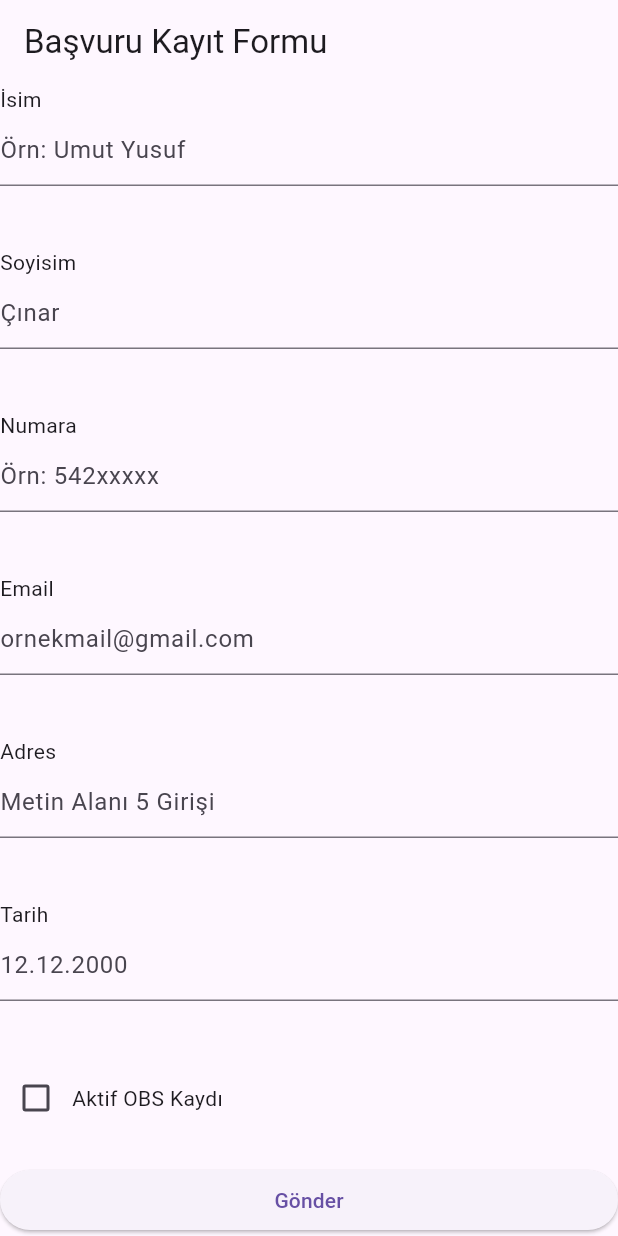
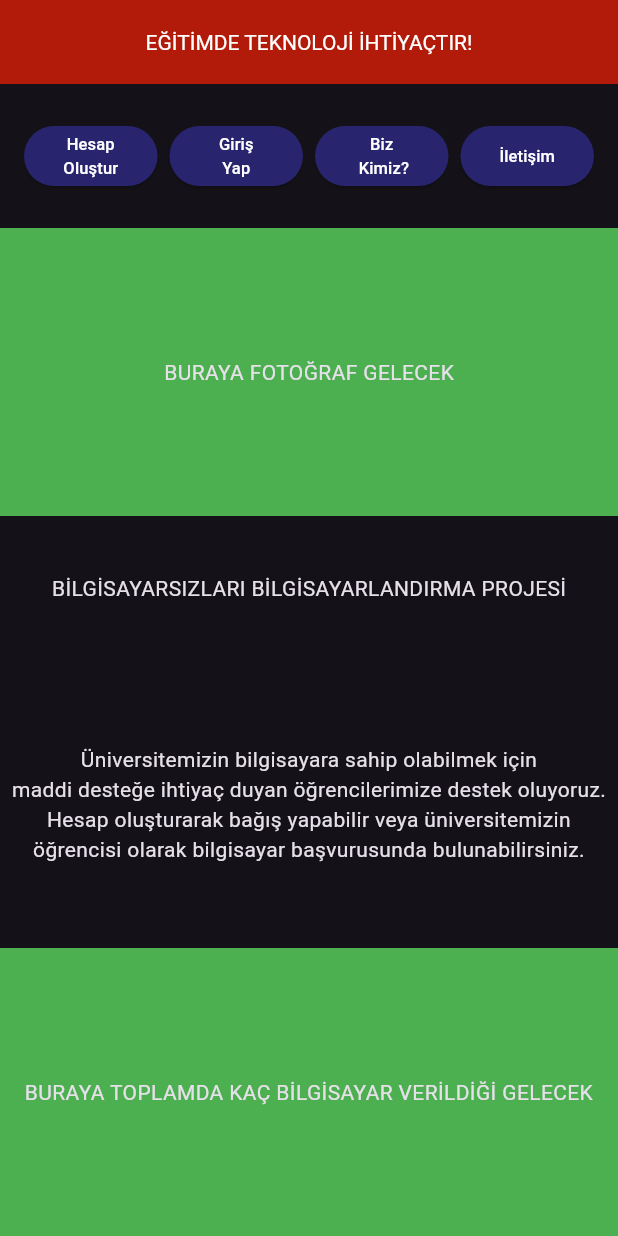
Before and after one commit to omerdgn/Tez, a Flutter app: the screen it shows after launch, on a phone screen of 412 x 824 dp. Run offline on Flutter 3.47's test engine with Material 3 defaults, Android fonts, the phone set to English and light mode, and no system bars; missing offline and left inert: postgres.

Commit message:
"home_page_view.dart" created
'home_page_view.dart" geliştirildi. Klasör ve sınıf yapısı düzenlendi. Proje için core, product ve product içerisinde language klasörleri oluşturuldu. Her bir sınıfın amacı sınıf içerisinde en üstte belirtildi.

```diff
--- a/BBP-Donation-App/bbp_project/lib/kayitform.dart
+++ b/BBP-Donation-App/bbp_project/lib/kayitform.dart
@@ -1,3 +1,6 @@
+//Bu class veri tabanını bağlamak için
+//Ömer ve Samet tarafından deneme amaçlı oluşturuldu
+
 import 'package:flutter/material.dart';
 import 'package:postgres/postgres.dart';
 
--- a/BBP-Donation-App/bbp_project/lib/main.dart
+++ b/BBP-Donation-App/bbp_project/lib/main.dart
@@ -1,4 +1,8 @@
+import 'package:bbp_project/product/home_page_view.dart';
+import 'package:bbp_project/product/application_registration_form_view.dart';
+import 'package:bbp_project/product/language/languages.dart';
 import 'package:flutter/material.dart';
+import 'package:flutter/services.dart';
 
 void main() {
   runApp(MyApp());
@@ -8,137 +12,21 @@ class MyApp extends StatelessWidget {
   @override
   Widget build(BuildContext context) {
     return MaterialApp(
-      title: 'Kayıt Formu',
-      home: Scaffold(
-        appBar: AppBar(
-          title: Text('Başvuru Kayıt Formu'),
-        ),
-        body: Column(
-          crossAxisAlignment: CrossAxisAlignment.stretch,
-          children: [
-            Expanded(
-              child: Column(
-                crossAxisAlignment: CrossAxisAlignment.stretch,
-                children: [
-                  Text("İsim"),
-                  Expanded(
-                    child: TextField(
-                      decoration: InputDecoration(
-                        hintText: 'Örn: Umut Yusuf',
-                      ),
-                    ),
-                  ),
-                ],
+      title: LanguageItems.mainTitle,
+      debugShowCheckedModeBanner: false,
+      theme: ThemeData.dark().copyWith(
+          appBarTheme: const AppBarTheme(
+              centerTitle: true,
+              backgroundColor: Color.fromRGBO(
+                  178, 27, 10, 1), //colorlar için bir class yapılacak
+              elevation: 0,
+              systemOverlayStyle: SystemUiOverlayStyle.light,
+              titleTextStyle: TextStyle(
+                color: Colors.white,
+                overflow: TextOverflow.clip,
               ),
-            ),
-            SizedBox(height: 20),
-            Expanded(
-              child: Column(
-                crossAxisAlignment: CrossAxisAlignment.stretch,
-                children: [
-                  Text("Soyisim"),
-                  Expanded(
-                    child: TextField(
-                      decoration: InputDecoration(
-                        hintText: 'Çınar',
-                      ),
-                    ),
-                  ),
-                ],
-              ),
-            ),
-            SizedBox(height: 20),
-            Expanded(
-              child: Column(
-                crossAxisAlignment: CrossAxisAlignment.stretch,
-                children: [
-                  Text("Numara"),
-                  Expanded(
-                    child: TextField(
-                      decoration: InputDecoration(
-                        hintText: 'Örn: 542xxxxx',
-                      ),
-                    ),
-                  ),
-                ],
-              ),
-            ),
-            SizedBox(height: 20),
-            Expanded(
-              child: Column(
-                crossAxisAlignment: CrossAxisAlignment.stretch,
-                children: [
-                  Text("Email"),
-                  Expanded(
-                    child: TextField(
-                      decoration: InputDecoration(
-                        hintText: 'ornekmail@gmail.com',
-                      ),
-                    ),
-                  ),
-                ],
-              ),
-            ),
-            SizedBox(height: 20),
-            Expanded(
-              child: Column(
-                crossAxisAlignment: CrossAxisAlignment.stretch,
-                children: [
-                  Text("Adres"),
-                  Expanded(
-                    child: TextField(
-                      decoration: InputDecoration(
-                        hintText: 'Metin Alanı 5 Girişi',
-                      ),
-                    ),
-                  ),
-                ],
-              ),
-            ),
-            SizedBox(height: 20),
-            Expanded(
-              child: Column(
-                crossAxisAlignment: CrossAxisAlignment.stretch,
-                children: [
-                  Text("Tarih"),
-                  Expanded(
-                    child: TextField(
-                      decoration: InputDecoration(
-                        hintText: '12.12.2000',
-                      ),
-                    ),
-                  ),
-                ],
-              ),
-            ),
-            SizedBox(height: 20),
-            Row(
-              children: [
-                StatefulBuilder(
-                  builder: (BuildContext context, StateSetter setState) {
-                    bool isChecked = false;
-
-                    return Checkbox(
-                      value: isChecked,
-                      onChanged: (bool? value) {
-                        setState(() {
-                          isChecked = value!;
-                        });
-                      },
-                    );
-                  },
-                ),
-                Text("Aktif OBS Kaydı"),
-              ],
-            ),
-            SizedBox(height: 20),
-            ElevatedButton(
-              onPressed: () {}, // Boş callback metodu
-              child: Text('Gönder'),
-            ),
-          ],
-        ),
-      ),
+              toolbarTextStyle: TextStyle(color: Colors.white))),
+      home: const HomePageView(),
     );
   }
 }
--- /dev/null
+++ b/BBP-Donation-App/bbp_project/lib/product/application_registration_form_view.dart
@@ -0,0 +1,141 @@
+//Bu class başvuru kayıt formu sayfasını ekrana çizdirmek için oluşturuldu
+
+import 'package:flutter/material.dart';
+
+class BasvuruKayitFormu extends StatelessWidget {
+  const BasvuruKayitFormu({super.key});
+
+  @override
+  Widget build(BuildContext context) {
+    return Scaffold(
+      appBar: AppBar(
+        title: Text('Başvuru Kayıt Formu'),
+      ),
+      body: Column(
+        crossAxisAlignment: CrossAxisAlignment.stretch,
+        children: [
+          const Expanded(
+            child: Column(
+              crossAxisAlignment: CrossAxisAlignment.stretch,
+              children: [
+                Text("İsim"),
+                Expanded(
+                  child: TextField(
+                    decoration: InputDecoration(
+                      hintText: 'Örn: Umut Yusuf',
+                    ),
+                  ),
+                ),
+              ],
+            ),
+          ),
+          SizedBox(height: 20),
+          const Expanded(
+            child: Column(
+              crossAxisAlignment: CrossAxisAlignment.stretch,
+              children: [
+                Text("Soyisim"),
+                Expanded(
+                  child: TextField(
+                    decoration: InputDecoration(
+                      hintText: 'Örn: Çınar',
+                    ),
+                  ),
+                ),
+              ],
+            ),
+          ),
+          SizedBox(height: 20),
+          const Expanded(
+            child: Column(
+              crossAxisAlignment: CrossAxisAlignment.stretch,
+              children: [
+                Text("Numara"),
+                Expanded(
+                  child: TextField(
+                    decoration: InputDecoration(
+                      hintText: 'Örn: 542xxxxx',
+                    ),
+                  ),
+                ),
+              ],
+            ),
+          ),
+          SizedBox(height: 20),
+          const Expanded(
+            child: Column(
+              crossAxisAlignment: CrossAxisAlignment.stretch,
+              children: [
+                Text("Email"),
+                Expanded(
+                  child: TextField(
+                    decoration: InputDecoration(
+                      hintText: 'ornekmail@gmail.com',
+                    ),
+                  ),
+                ),
+              ],
+            ),
+          ),
+          const SizedBox(height: 20),
+          const Expanded(
+            child: Column(
+              crossAxisAlignment: CrossAxisAlignment.stretch,
+              children: [
+                Text("Adres"),
+                Expanded(
+                  child: TextField(
+                    decoration: InputDecoration(
+                      hintText: 'Açık adresinizi giriniz',
+                    ),
+                  ),
+                ),
+              ],
+            ),
+          ),
+          const SizedBox(height: 20),
+          const Expanded(
+            child: Column(
+              crossAxisAlignment: CrossAxisAlignment.stretch,
+              children: [
+                Text("Tarih"),
+                Expanded(
+                  child: TextField(
+                    decoration: InputDecoration(
+                      hintText: 'Örn: 12.12.2000',
+                    ),
+                  ),
+                ),
+              ],
+            ),
+          ),
+          const SizedBox(height: 20),
+          Row(
+            children: [
+              StatefulBuilder(
+                builder: (BuildContext context, StateSetter setState) {
+                  bool isChecked = false;
+
+                  return Checkbox(
+                    value: isChecked,
+                    onChanged: (bool? value) {
+                      setState(() {
+                        isChecked = value!;
+                      });
+                    },
+                  );
+                },
+              ),
+              Text("Aktif OBS Kaydı"),
+            ],
+          ),
+          SizedBox(height: 20),
+          ElevatedButton(
+            onPressed: () {}, // Boş callback metodu
+            child: Text('Gönder'),
+          ),
+        ],
+      ),
+    );
+  }
+}
--- /dev/null
+++ b/BBP-Donation-App/bbp_project/lib/product/colors_utility.dart
@@ -0,0 +1,2 @@
+//Bu class projenin renk paletini organize edebilmek için oluşturuldu
+//Şimdilik boş duruyor, düzenelenecek
--- /dev/null
+++ b/BBP-Donation-App/bbp_project/lib/product/home_page_view.dart
@@ -0,0 +1,142 @@
+//Bu class ana sayfanın görüntüsünü ekrana çizdirmek için oluşturuldu
+
+import 'package:bbp_project/product/language/languages.dart';
+import 'package:flutter/material.dart';
+
+class HomePageView extends StatelessWidget {
+  const HomePageView({Key? key});
+
+  @override
+  Widget build(BuildContext context) {
+    return Scaffold(
+      appBar: AppBar(
+        title: const Text(LanguageItems.homePageViewAppBarTitle),
+      ),
+      body: Column(
+        children: [
+          Expanded(
+            flex: 1,
+            child: Container(
+              padding: EdgeInsets.all(16.0),
+              child: Row(
+                mainAxisAlignment: MainAxisAlignment.spaceEvenly,
+                children: [
+                  Expanded(
+                    child: ElevatedButton(
+                      onPressed: () {},
+                      style: ElevatedButton.styleFrom(
+                        backgroundColor: Color(0xFF28246E),
+                      ),
+                      child: const Text(
+                        LanguageItems.homePageViewHesapOlusturButtonText,
+                        style: TextStyle(
+                          color: Colors.white,
+                          fontSize: 11, // Metin boyutu
+                        ),
+                        textAlign: TextAlign.center, // Metin ortalaması
+                      ),
+                    ),
+                  ),
+                  const SizedBox(width: 8),
+                  Expanded(
+                    child: ElevatedButton(
+                      onPressed: () {},
+                      style: ElevatedButton.styleFrom(
+                        backgroundColor: Color(0xFF28246E),
+                      ),
+                      child: const Text(
+                        LanguageItems.homePageViewGirisYapButtonText,
+                        style: TextStyle(
+                          color: Colors.white,
+                          fontSize: 11, // Metin boyutu
+                        ),
+                        textAlign: TextAlign.center, // Metin ortalaması
+                      ),
+                    ),
+                  ),
+                  const SizedBox(width: 8),
+                  Expanded(
+                    child: ElevatedButton(
+                      onPressed: () {},
+                      style: ElevatedButton.styleFrom(
+                        backgroundColor: Color(0xFF28246E),
+                      ),
+                      child: const Text(
+                        LanguageItems.homePageViewBizKimizButtonText,
+                        style: TextStyle(
+                          color: Colors.white,
+                          fontSize: 11, // Metin boyutu
+                        ),
+                        textAlign: TextAlign.center, // Metin ortalaması
+                      ),
+                    ),
+                  ),
+                  SizedBox(width: 8),
+                  Expanded(
+                    child: ElevatedButton(
+                      onPressed: () {},
+                      style: ElevatedButton.styleFrom(
+                        backgroundColor: Color(0xFF28246E),
+                      ),
+                      child: const Text(
+                        LanguageItems.homePageViewIletisimButtonText,
+                        style: TextStyle(
+                          color: Colors.white,
+                          fontSize: 11, // Metin boyutu
+                        ),
+                        textAlign: TextAlign.center, // Metin ortalaması
+                      ),
+                    ),
+                  ),
+                ],
+              ),
+            ),
+          ),
+
+          //Bu kısımlardaki textler kalıcı olmayabilir
+          //O yüzden şimdilik languages.dart kısmına almıyorum
+          Expanded(
+            flex: 2,
+            child: Container(
+              color: Colors.green,
+              child: Center(child: Text('BURAYA FOTOĞRAF GELECEK')),
+            ),
+          ),
+          Expanded(
+            flex: 1,
+            child: Container(
+              child: const Center(
+                child: Text(
+                  'BİLGİSAYARSIZLARI BİLGİSAYARLANDIRMA PROJESİ',
+                ),
+              ),
+            ),
+          ),
+          Expanded(
+            flex: 2,
+            child: Container(
+              child: const Center(
+                  child: Center(
+                child: Text(
+                  'Üniversitemizin bilgisayara sahip olabilmek için\nmaddi desteğe ihtiyaç duyan öğrencilerimize destek oluyoruz.\nHesap oluşturarak bağış yapabilir veya üniversitemizin öğrencisi olarak bilgisayar başvurusunda bulunabilirsiniz.',
+                  textAlign: TextAlign.center,
+                ),
+              )),
+            ),
+          ),
+          Expanded(
+            flex: 2,
+            child: Container(
+              color: Colors.green,
+              child: const Center(
+                  child: Text(
+                'BURAYA TOPLAMDA KAÇ BİLGİSAYAR VERİLDİĞİ GELECEK',
+                textAlign: TextAlign.center,
+              )),
+            ),
+          ),
+        ],
+      ),
+    );
+  }
+}
--- /dev/null
+++ b/BBP-Donation-App/bbp_project/lib/product/language/languages.dart
@@ -0,0 +1,16 @@
+//Bu class porjedeki text yapılarını bir arada tutarak
+//düzenleme ve güncellemeyi sağlamak için oluşturuldu
+
+class LanguageItems {
+  //main.dart
+  static const mainTitle = 'Bilgisayarsızları Bilgisayarlandırma Projesi';
+
+  //home_page_view.dart
+  static const homePageViewAppBarTitle = 'EĞİTİMDE TEKNOLOJİ İHTİYAÇTIR!';
+  static const homePageViewHesapOlusturButtonText = 'Hesap Oluştur';
+  static const homePageViewGirisYapButtonText = 'Giriş Yap';
+  static const homePageViewBizKimizButtonText = 'Biz\n Kimiz?';
+  static const homePageViewIletisimButtonText = 'İletişim';
+
+  //
+}
```
Also changed, not shown: BBP-Donation-App/bbp_project/pubspec.lock.
